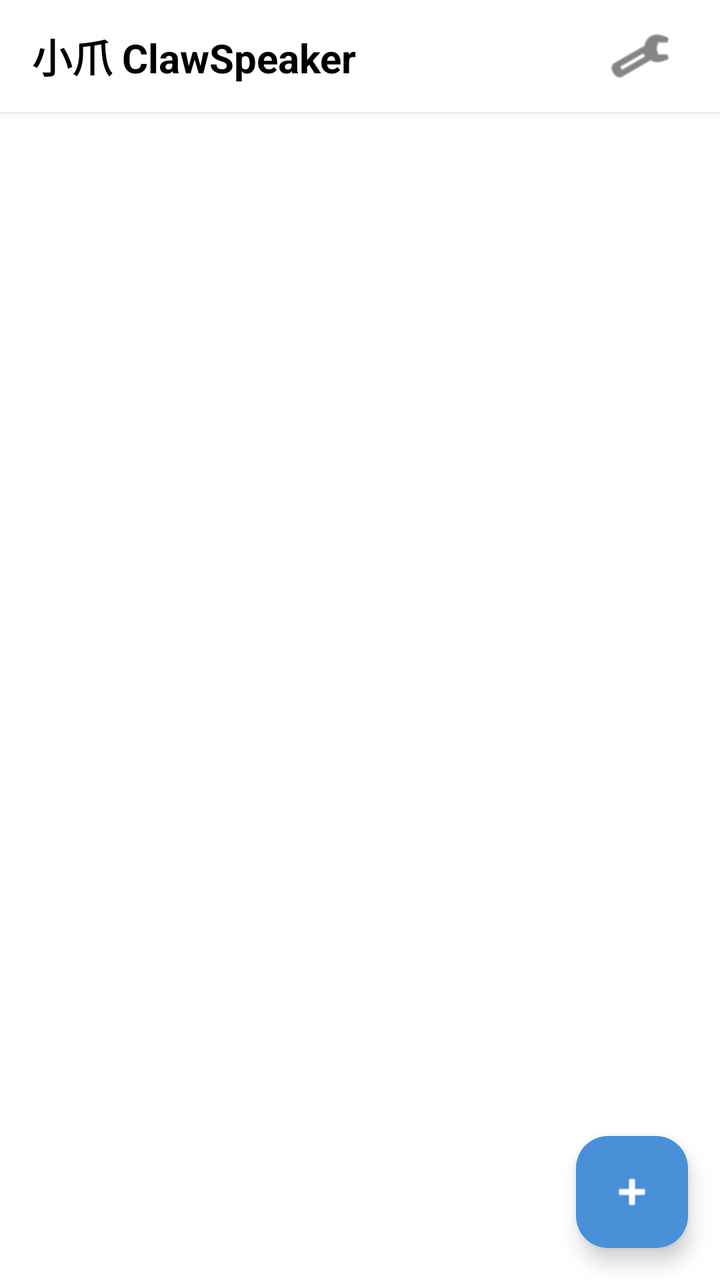
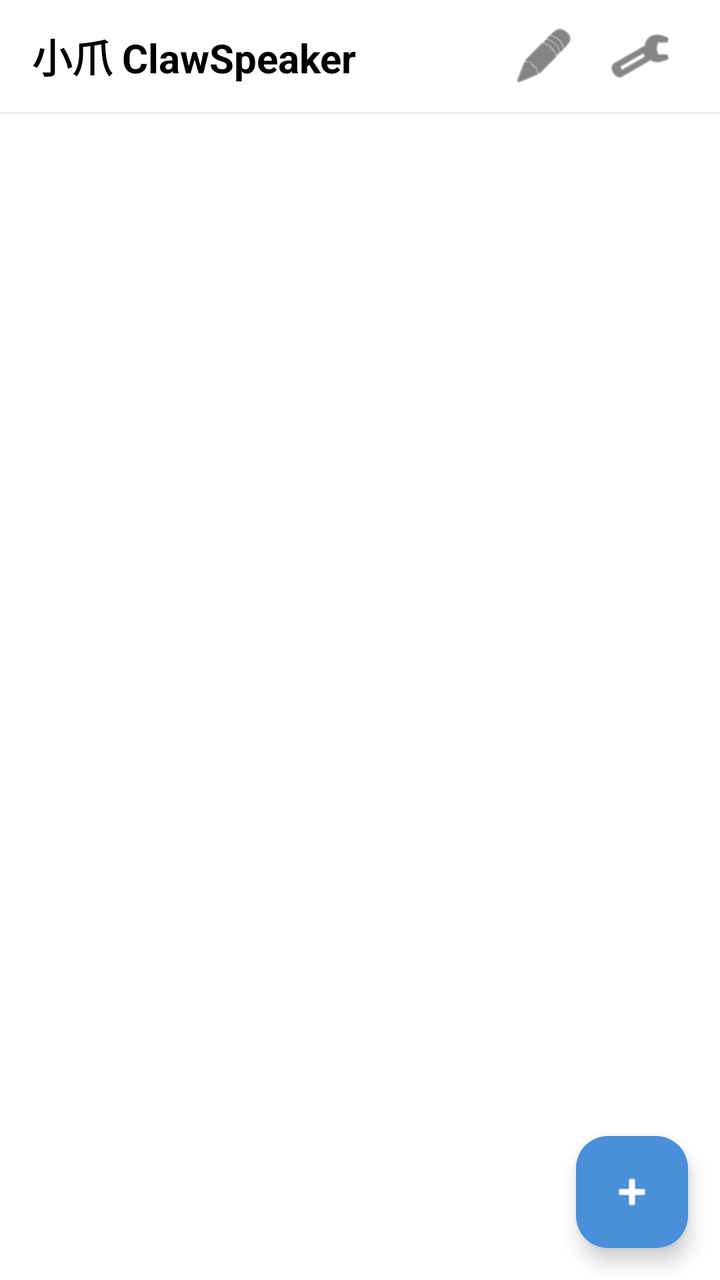

Compare the two renders of this Android layout. The source of the first and the diff that turns it into the second are given below.
<!-- AndroidManifest.xml: application theme Theme.MyApplication -->
<!-- res/layout/activity_main.xml -->
<?xml version="1.0" encoding="utf-8"?>
<androidx.coordinatorlayout.widget.CoordinatorLayout xmlns:android="http://schemas.android.com/apk/res/android"
    xmlns:app="http://schemas.android.com/apk/res-auto"
    xmlns:tools="http://schemas.android.com/tools"
    android:layout_width="match_parent"
    android:layout_height="match_parent"
    android:background="@android:color/white">

    <LinearLayout
        android:layout_width="match_parent"
        android:layout_height="match_parent"
        android:fitsSystemWindows="true"
        android:orientation="vertical">

        
        <LinearLayout
            android:layout_width="match_parent"
            android:layout_height="56dp"
            android:orientation="horizontal"
            android:gravity="center_vertical"
            android:paddingHorizontal="16dp"
            android:background="@android:color/white"
            android:elevation="2dp">

            <TextView
                android:layout_width="0dp"
                android:layout_height="wrap_content"
                android:layout_weight="1"
                android:text="@string/app_title"
                android:textSize="20sp"
                android:textStyle="bold"
                android:textColor="@android:color/black"
                tools:ignore="VisualLintSystemUi" />

            <ImageButton
                android:id="@+id/btn_settings"
                android:layout_width="48dp"
                android:layout_height="48dp"
                android:padding="8dp"
                android:background="?android:attr/selectableItemBackgroundBorderless"
                android:src="@android:drawable/ic_menu_preferences"
                android:contentDescription="@string/settings"
                android:onClick="openSettings"
                app:tint="#333333" />
        </LinearLayout>

        
        <TextView
            android:id="@+id/text_empty"
            android:layout_width="match_parent"
            android:layout_height="0dp"
            android:layout_weight="1"
            android:gravity="center"
            android:text="@string/empty_conversations"
            android:textAlignment="center"
            android:textColor="@android:color/darker_gray"
            android:textSize="16sp"
            android:visibility="gone" />

        
        <androidx.recyclerview.widget.RecyclerView
            android:id="@+id/recycler_conversations"
            android:layout_width="match_parent"
            android:layout_height="0dp"
            android:layout_weight="1"
            android:clipToPadding="false" />
    </LinearLayout>

    
    <com.google.android.material.floatingactionbutton.FloatingActionButton
        android:id="@+id/fab_new_chat"
        android:layout_width="wrap_content"
        android:layout_height="wrap_content"
        android:layout_gravity="bottom|end"
        android:layout_margin="16dp"
        android:src="@android:drawable/ic_input_add"
        android:contentDescription="@string/new_chat"
        app:backgroundTint="#4A90D9"
        app:tint="@android:color/white" />

</androidx.coordinatorlayout.widget.CoordinatorLayout>
<!-- resources referenced by this layout -->
<resources>
  <string name="app_title">小爪 ClawSpeaker</string>
  <string name="empty_conversations">还没有对话\n点击右下角 + 开始聊天</string>
  <string name="new_chat">新建对话</string>
  <string name="settings">设置</string>
  <style name="Theme.MyApplication" parent="Base.Theme.MyApplication" />
  <style name="Base.Theme.MyApplication" parent="Theme.Material3.DayNight.NoActionBar">
          
          
      </style>
</resources>

<!-- the commit's change to res/layout/activity_main.xml (unified diff, before → after) -->
@@ -31,6 +31,17 @@
                 android:textStyle="bold"
                 android:textColor="@android:color/black"
                 tools:ignore="VisualLintSystemUi" />
+
+            <ImageButton
+                android:id="@+id/btn_workspace_files"
+                android:layout_width="48dp"
+                android:layout_height="48dp"
+                android:padding="10dp"
+                android:background="?android:attr/selectableItemBackgroundBorderless"
+                android:src="@android:drawable/ic_menu_edit"
+                android:contentDescription="@string/workspace_files_title"
+                android:onClick="openWorkspaceFiles"
+                app:tint="#333333" />
 
             <ImageButton
                 android:id="@+id/btn_settings"
<!-- resource entries referenced after the edit -->
@@ -4,6 +4,7 @@
   <string name="empty_conversations">还没有对话\n点击右下角 + 开始聊天</string>
   <string name="new_chat">新建对话</string>
   <string name="settings">设置</string>
+  <string name="workspace_files_title">工作区文件</string>
   <style name="Theme.MyApplication" parent="Base.Theme.MyApplication" />
   <style name="Base.Theme.MyApplication" parent="Theme.Material3.DayNight.NoActionBar">
           
